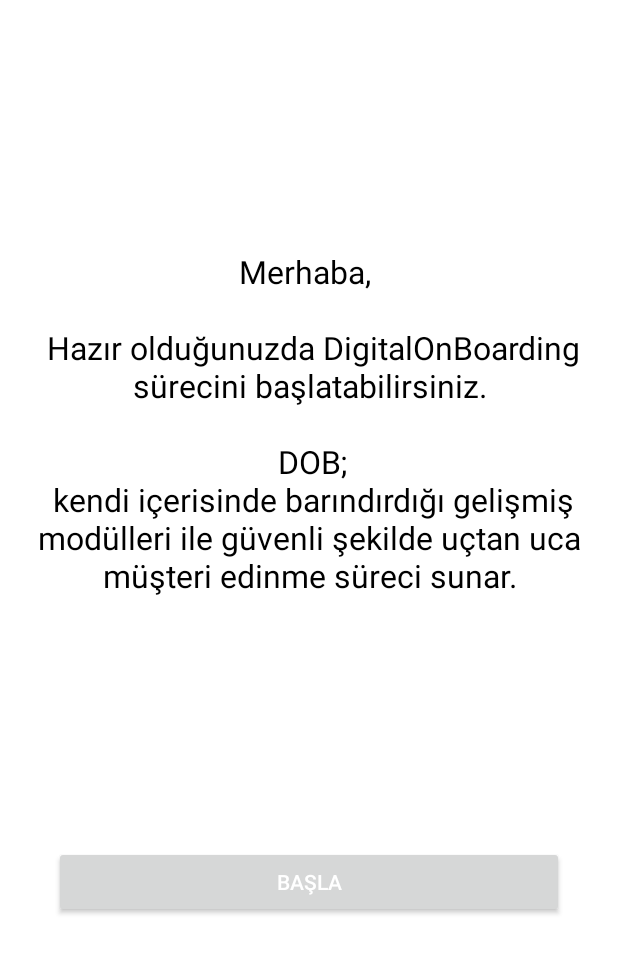
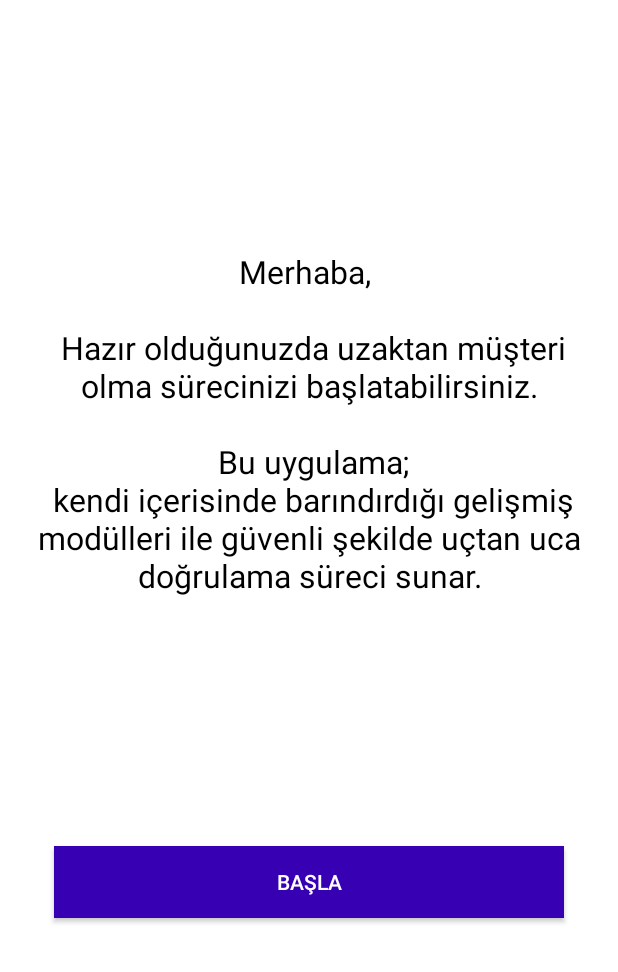
Before and after one commit to Papilon-Savunma/TacirlerSdkAndroid, an Android app: the screen it shows after launch (MainActivity), on a phone screen of 412 x 824 dp, the part 264-1236 px from its top. Run offline under Robolectric (Android 15) with nearby library versions, the phone set to English and light mode, and no system bars; libraries missing offline, so code that uses them is left out: com.example.digitalonboarding.

Commit message:
v 0.0.46

```diff
--- a/ExampleApp/app/build.gradle
+++ b/ExampleApp/app/build.gradle
@@ -102,6 +102,7 @@
     //----------------
 
     // IMPORT AAR FILE METHOD ----------
-    implementation files('../app/libs/PapilonDobSdk-v.0.0.45.aar')
+    //implementation files('../app/libs/PapilonDobSdk-v.0.0.45.aar')
+    implementation files('../app/libs/PapilonDobSdk-v.0.0.46.aar')
     //----------------
 }
--- a/ExampleApp/app/src/main/res/layout/activity_main.xml
+++ b/ExampleApp/app/src/main/res/layout/activity_main.xml
@@ -6,7 +6,7 @@
     android:layout_height="match_parent"
     android:padding="16dp"
     tools:context=".MainActivity">
-
+0
     <ImageView
         android:id="@+id/topView"
         android:layout_width="match_parent"
@@ -25,7 +25,7 @@
         android:layout_width="wrap_content"
         android:layout_height="wrap_content"
         android:layout_gravity="center"
-        android:text="Merhaba, \n\n Hazır olduğunuzda DigitalOnBoarding sürecini başlatabilirsiniz.\n\n DOB;\n kendi içerisinde barındırdığı gelişmiş modülleri ile güvenli şekilde uçtan uca müşteri edinme süreci sunar."
+        android:text="Merhaba, \n\n Hazır olduğunuzda uzaktan müşteri olma sürecinizi başlatabilirsiniz.\n\n Bu uygulama;\n kendi içerisinde barındırdığı gelişmiş modülleri ile güvenli şekilde uçtan uca doğrulama süreci sunar."
         android:gravity="center"
         android:textSize="21dp"
         android:textColor="@color/black"
@@ -42,6 +42,7 @@
         android:layout_centerHorizontal="true"
         android:enabled="true"
         android:text="BAŞLA"
+        android:background="@color/purple_700"
         android:textColor="#FFFFFF"
         android:layout_marginLeft="20dp"
         android:layout_marginRight="20dp"
```
Also changed, not shown: 1 other file.
